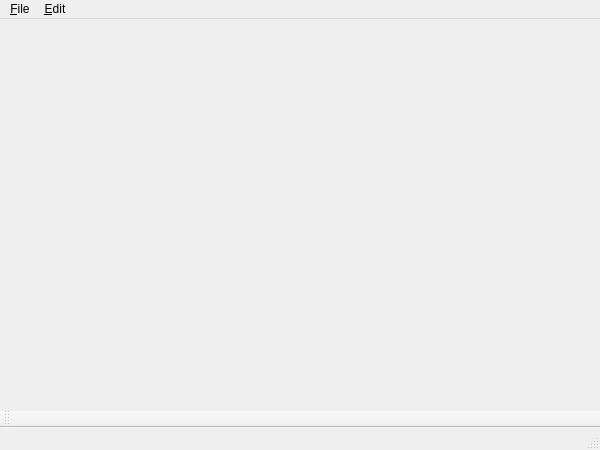
The window that OpenBoard/mainwindow.ui (ITAAcademy/OpenBoard) describes before a commit, drawn with Qt 5.
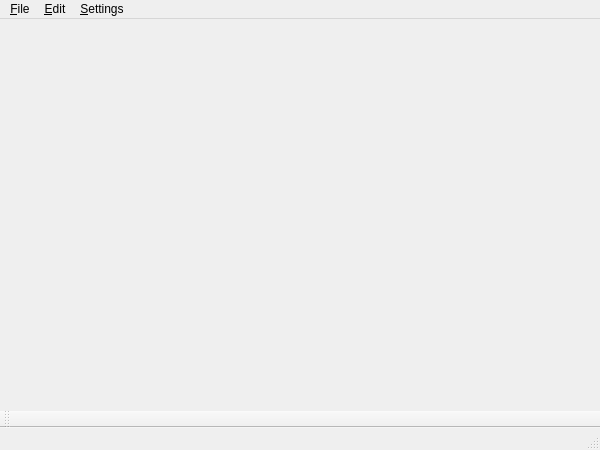
The same window after the commit.

Commit message: create menu "Settings" with submenu

```diff
--- a/OpenBoard/mainwindow.ui
+++ b/OpenBoard/mainwindow.ui
@@ -47,8 +47,18 @@
     <addaction name="separator"/>
     <addaction name="action_Find"/>
    </widget>
+   <widget class="QMenu" name="menu_Settings">
+    <property name="title">
+     <string>&amp;Settings</string>
+    </property>
+    <addaction name="action_Font"/>
+    <addaction name="action_Color"/>
+    <addaction name="separator"/>
+    <addaction name="action_Reset_default"/>
+   </widget>
    <addaction name="menu_File"/>
    <addaction name="menu_Edit"/>
+   <addaction name="menu_Settings"/>
   </widget>
   <widget class="QToolBar" name="mainToolBar">
    <attribute name="toolBarArea">
```
Left out of the diff: 15 changed lines with no effect on the pictures.
